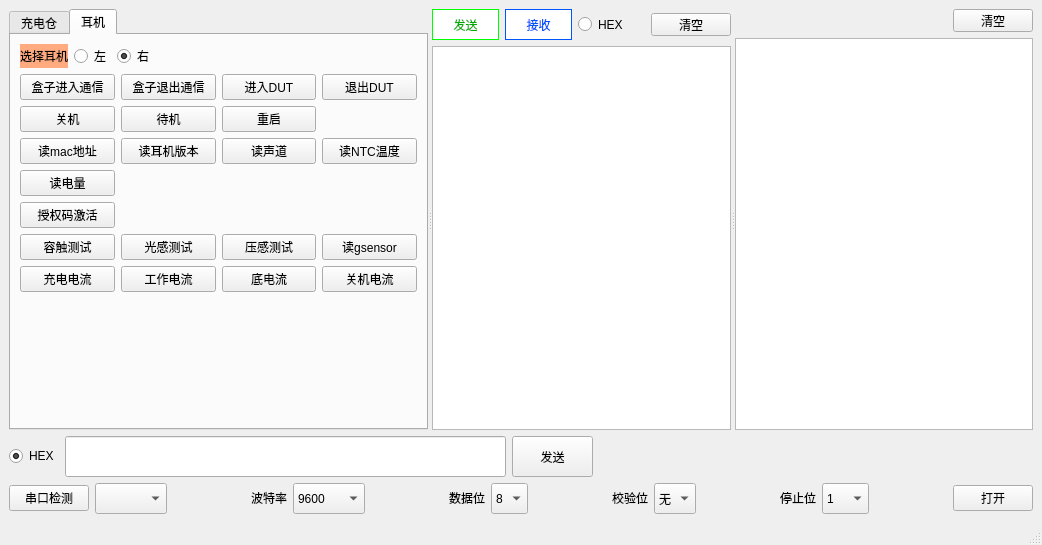
Before: the Qt Designer form mainwindow.ui in LinZephyr/mew_tw200_test, drawn with Qt 5.
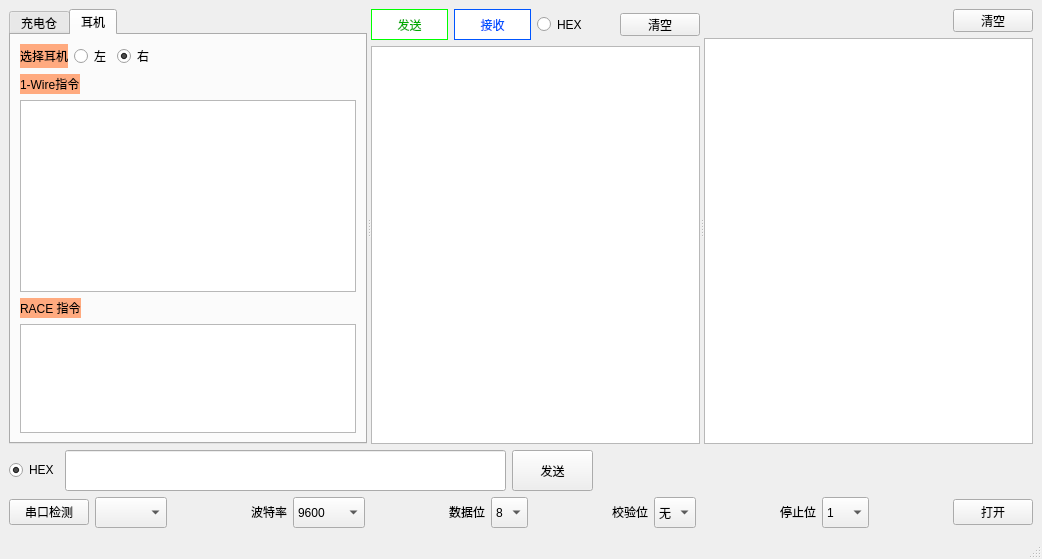
After: the same form once the commit is applied. The open tabs and pages were chosen to show the change. Icons and pictures are not drawn.

Commit message: <perf>  把按键组合用2个表格代替, 一个放1-wire测试指令, 另一个放RACE测试指令, 取消按键单击事件对应的槽函数. <refactor> 修改部分函数和变量命名.

Diff of the .ui file:
```diff
--- a/mainwindow.ui
+++ b/mainwindow.ui
@@ -7,7 +7,7 @@
     <x>0</x>
     <y>0</y>
     <width>1042</width>
-    <height>545</height>
+    <height>559</height>
    </rect>
   </property>
   <property name="windowTitle">
@@ -317,240 +317,83 @@
           </layout>
          </item>
          <item>
-          <layout class="QGridLayout" name="gridLayout">
-           <item row="0" column="0">
-            <widget class="QPushButton" name="chgbox_enter_com_mode">
+          <layout class="QHBoxLayout" name="horizontalLayout_12">
+           <item>
+            <widget class="QLabel" name="onewire_lbl">
              <property name="styleSheet">
               <string notr="true">font: 10pt &quot;黑体&quot;;
-border-width: 1px;</string>
+background-color: rgb(255, 170, 127);</string>
              </property>
              <property name="text">
-              <string>盒子进入通信</string>
+              <string>1-Wire指令</string>
              </property>
             </widget>
            </item>
-           <item row="0" column="1">
-            <widget class="QPushButton" name="chgbox_exit_com_mode_2">
-             <property name="styleSheet">
-              <string notr="true">font: 10pt &quot;黑体&quot;;
-border-width: 1px;</string>
+           <item>
+            <spacer name="horizontalSpacer_3">
+             <property name="orientation">
+              <enum>Qt::Horizontal</enum>
              </property>
-             <property name="text">
-              <string>盒子退出通信</string>
+             <property name="sizeHint" stdset="0">
+              <size>
+               <width>40</width>
+               <height>20</height>
+              </size>
              </property>
-            </widget>
+            </spacer>
            </item>
-           <item row="0" column="2">
-            <widget class="QPushButton" name="eb_enter_dut_btn">
+          </layout>
+         </item>
+         <item>
+          <widget class="QTableWidget" name="onewire_tbl">
+           <property name="sizePolicy">
+            <sizepolicy hsizetype="MinimumExpanding" vsizetype="MinimumExpanding">
+             <horstretch>0</horstretch>
+             <verstretch>0</verstretch>
+            </sizepolicy>
+           </property>
+           <property name="maximumSize">
+            <size>
+             <width>16777215</width>
+             <height>16777215</height>
+            </size>
+           </property>
+           <property name="autoFillBackground">
+            <bool>false</bool>
+           </property>
+          </widget>
+         </item>
+         <item>
+          <layout class="QHBoxLayout" name="horizontalLayout_10">
+           <item>
+            <widget class="QLabel" name="race_lbl">
              <property name="styleSheet">
               <string notr="true">font: 10pt &quot;黑体&quot;;
-border-width: 1px;</string>
+background-color: rgb(255, 170, 127);</string>
              </property>
              <property name="text">
-              <string>进入DUT</string>
+              <string>RACE 指令</string>
              </property>
             </widget>
            </item>
-           <item row="0" column="3">
-            <widget class="QPushButton" name="eb_exit_dut_btn">
-             <property name="styleSheet">
-              <string notr="true">font: 10pt &quot;黑体&quot;;
-border-width: 1px;</string>
+           <item>
+            <spacer name="horizontalSpacer_4">
+             <property name="orientation">
+              <enum>Qt::Horizontal</enum>
              </property>
-             <property name="text">
-              <string>退出DUT</string>
+             <property name="sizeHint" stdset="0">
+              <size>
+               <width>40</width>
+               <height>20</height>
+              </size>
              </property>
-            </widget>
+            </spacer>
            </item>
-           <item row="1" column="0">
-            <widget class="QPushButton" name="eb_poweroff_btn">
-             <property name="styleSheet">
-              <string notr="true">font: 10pt &quot;黑体&quot;;
-border-width: 1px;</string>
-             </property>
-             <property name="text">
-              <string>关机</string>
-             </property>
-            </widget>
-           </item>
-           <item row="1" column="1">
-            <widget class="QPushButton" name="eb_standby_btn">
-             <property name="styleSheet">
-              <string notr="true">font: 10pt &quot;黑体&quot;;
-border-width: 1px;</string>
-             </property>
-             <property name="text">
-              <string>待机</string>
-             </property>
-            </widget>
-           </item>
-           <item row="1" column="2">
-            <widget class="QPushButton" name="eb_restart_btn">
-             <property name="styleSheet">
-              <string notr="true">font: 10pt &quot;黑体&quot;;
-border-width: 1px;</string>
-             </property>
-             <property name="text">
-              <string>重启</string>
-             </property>
-            </widget>
-           </item>
-           <item row="2" column="0">
-            <widget class="QPushButton" name="r_mac_btn">
-             <property name="styleSheet">
-              <string notr="true">font: 10pt &quot;黑体&quot;;
-border-width: 1px;</string>
-             </property>
-             <property name="text">
-              <string>读mac地址</string>
-             </property>
-            </widget>
-           </item>
-           <item row="2" column="1">
-            <widget class="QPushButton" name="r_fw_ver_btn">
-             <property name="styleSheet">
-              <string notr="true">font: 10pt &quot;黑体&quot;;
-border-width: 1px;</string>
-             </property>
-             <property name="text">
-              <string>读耳机版本</string>
-             </property>
-            </widget>
-           </item>
-           <item row="2" column="2">
-            <widget class="QPushButton" name="r_channel_btn">
-             <property name="styleSheet">
-              <string notr="true">font: 10pt &quot;黑体&quot;;
-border-width: 1px;</string>
-             </property>
-             <property name="text">
-              <string>读声道</string>
-             </property>
-            </widget>
-           </item>
-           <item row="2" column="3">
-            <widget class="QPushButton" name="r_ntc_btn">
-             <property name="styleSheet">
-              <string notr="true">font: 10pt &quot;黑体&quot;;
-border-width: 1px;</string>
-             </property>
-             <property name="text">
-              <string>读NTC温度</string>
-             </property>
-            </widget>
-           </item>
-           <item row="3" column="0">
-            <widget class="QPushButton" name="bat_data_btn">
-             <property name="styleSheet">
-              <string notr="true">font: 10pt &quot;黑体&quot;;
-border-width: 1px;</string>
-             </property>
-             <property name="text">
-              <string>读电量</string>
-             </property>
-            </widget>
-           </item>
-           <item row="4" column="0">
-            <widget class="QPushButton" name="r_active_license_btn">
-             <property name="styleSheet">
-              <string notr="true">font: 10pt &quot;黑体&quot;;
-border-width: 1px;</string>
-             </property>
-             <property name="text">
-              <string>授权码激活</string>
-             </property>
-            </widget>
-           </item>
-           <item row="5" column="0">
-            <widget class="QPushButton" name="captouch_test_btn">
-             <property name="styleSheet">
-              <string notr="true">font: 10pt &quot;黑体&quot;;
-border-width: 1px;</string>
-             </property>
-             <property name="text">
-              <string>容触测试</string>
-             </property>
-            </widget>
-           </item>
-           <item row="5" column="1">
-            <widget class="QPushButton" name="optic_test_btn">
-             <property name="styleSheet">
-              <string notr="true">font: 10pt &quot;黑体&quot;;
-border-width: 1px;</string>
-             </property>
-             <property name="text">
-              <string>光感测试</string>
-             </property>
-            </widget>
-           </item>
-           <item row="5" column="2">
-            <widget class="QPushButton" name="force_sensor_test_btn">
-             <property name="styleSheet">
-              <string notr="true">font: 10pt &quot;黑体&quot;;
-border-width: 1px;</string>
-             </property>
-             <property name="text">
-              <string>压感测试</string>
-             </property>
-            </widget>
-           </item>
-           <item row="5" column="3">
-            <widget class="QPushButton" name="gsensor_btn">
-             <property name="styleSheet">
-              <string notr="true">font: 10pt &quot;黑体&quot;;
-border-width: 1px;</string>
-             </property>
-             <property name="text">
-              <string>读gsensor</string>
-             </property>
-            </widget>
-           </item>
-           <item row="6" column="0">
-            <widget class="QPushButton" name="charge_cur_btn">
-             <property name="styleSheet">
-              <string notr="true">font: 10pt &quot;黑体&quot;;
-border-width: 1px;</string>
-             </property>
-             <property name="text">
-              <string>充电电流</string>
-             </property>
-            </widget>
-           </item>
-           <item row="6" column="1">
-            <widget class="QPushButton" name="work_cur_btn">
-             <property name="styleSheet">
-              <string notr="true">font: 10pt &quot;黑体&quot;;
-border-width: 1px;</string>
-             </property>
-             <property name="text">
-              <string>工作电流</string>
-             </property>
-            </widget>
-           </item>
-           <item row="6" column="2">
-            <widget class="QPushButton" name="sleep_cur_btn">
-             <property name="styleSheet">
-              <string notr="true">font: 10pt &quot;黑体&quot;;
-border-width: 1px;</string>
-             </property>
-             <property name="text">
-              <string>底电流</string>
-             </property>
-            </widget>
-           </item>
-           <item row="6" column="3">
-            <widget class="QPushButton" name="power_off_cur_btn">
-             <property name="styleSheet">
-              <string notr="true">font: 10pt &quot;黑体&quot;;
-border-width: 1px;</string>
-             </property>
-             <property name="text">
-              <string>关机电流</string>
-             </property>
-            </widget>
-           </item>
           </layout>
          </item>
+         <item>
+          <widget class="QTableWidget" name="race_tbl"/>
+         </item>
          <item>
           <spacer name="verticalSpacer_2">
            <property name="orientation">
@@ -559,7 +402,7 @@
            <property name="sizeHint" stdset="0">
             <size>
              <width>20</width>
-             <height>126</height>
+             <height>40</height>
             </size>
            </property>
           </spacer>
```
Left out of the diff: 2 changed lines with no effect on the pictures. The commit also changes 4 other files.
